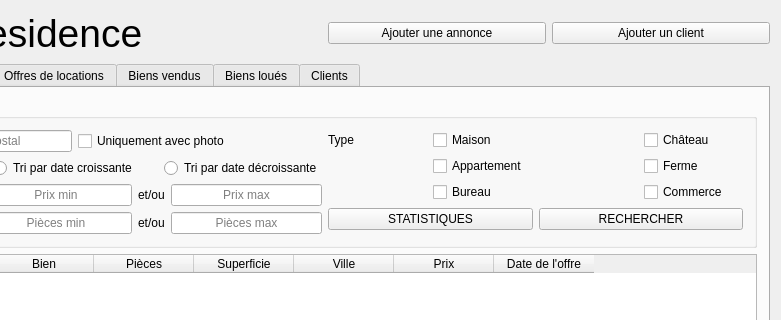
Qt form BestResidence/mainwindow.ui (jordanlang/BestResidence) before a commit; both pictures show x 131 to 912 and y 0 to 320 of the 912 by 544 pixel window.
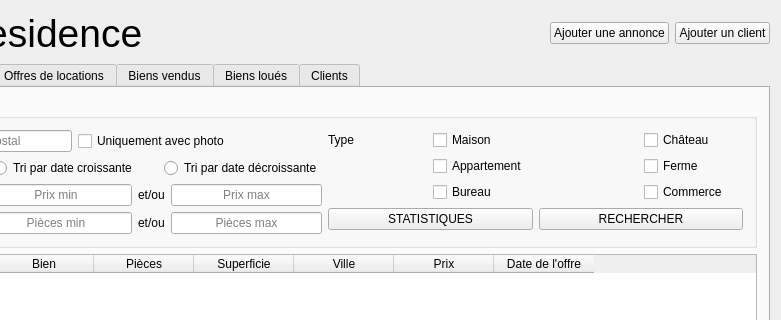
The same form after that commit.

Commit message: Augmentation de la taille des photos et ajout de la possibilité de de supprimer un client

Diff of the .ui file:
```diff
--- a/BestResidence/mainwindow.ui
+++ b/BestResidence/mainwindow.ui
@@ -31,6 +31,19 @@
       </item>
       <item row="0" column="1">
        <layout class="QHBoxLayout" name="horizontalLayout_2">
+        <item>
+         <spacer name="horizontalSpacer">
+          <property name="orientation">
+           <enum>Qt::Horizontal</enum>
+          </property>
+          <property name="sizeHint" stdset="0">
+           <size>
+            <width>40</width>
+            <height>20</height>
+           </size>
+          </property>
+         </spacer>
+        </item>
         <item>
          <widget class="QPushButton" name="pushButton">
           <property name="cursor">
```
Left out of the diff: 68 changed lines with no effect on the pictures. The commit also changes 2 other files.
